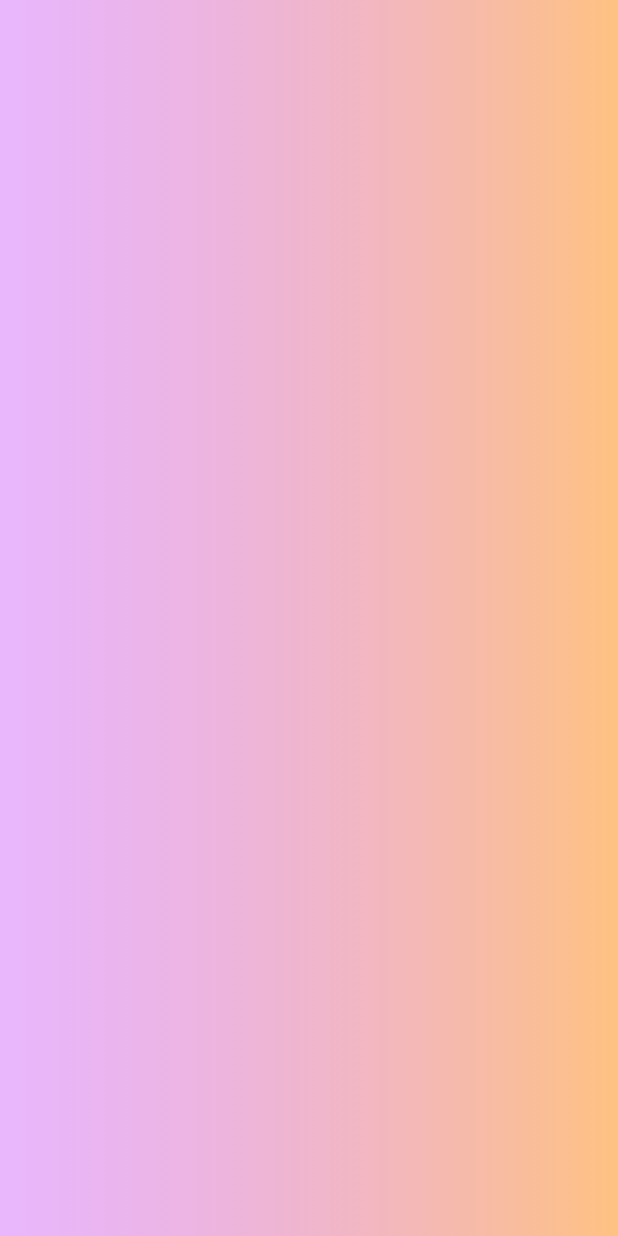
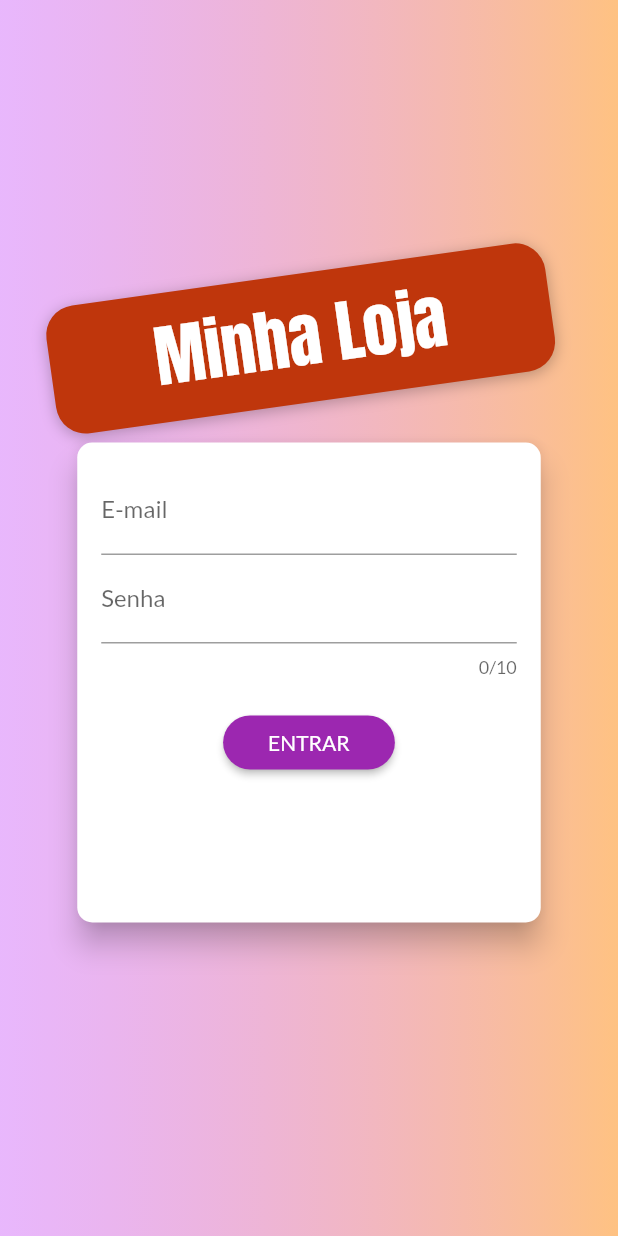
Before and after one commit to llucasmota/shop-with-flutter, a Flutter app: the screen it shows after launch, on a phone screen of 412 x 824 dp. Run offline on Flutter 3.47's test engine with Material 2 defaults, Android fonts, the phone set to English and light mode, and no system bars; missing offline and left inert: dart:ffi.

Commit message:
feat(auth_page): adicionando base para tela de autenticação

```diff
--- a/lib/pages/auth_page.dart
+++ b/lib/pages/auth_page.dart
@@ -1,6 +1,8 @@
+import 'dart:math';
+
 import 'package:flutter/material.dart';
-import 'package:flutter/src/widgets/framework.dart';
-import 'package:flutter/src/widgets/placeholder.dart';
+
+import 'package:shop/components/auth_form.dart';
 
 class AuthPage extends StatelessWidget {
   const AuthPage({super.key});
@@ -11,7 +13,7 @@ class AuthPage extends StatelessWidget {
       body: Stack(
         children: [
           Container(
-            decoration: BoxDecoration(
+            decoration: const BoxDecoration(
                 gradient: LinearGradient(colors: [
               Color.fromRGBO(215, 117, 255, 0.5),
               Color.fromRGBO(255, 188, 117, 0.9)
@@ -20,7 +22,32 @@ class AuthPage extends StatelessWidget {
           Container(
             width: double.infinity,
             child: Column(
-              children: [],
+              mainAxisAlignment: MainAxisAlignment.center,
+              crossAxisAlignment: CrossAxisAlignment.center,
+              children: [
+                Container(
+                  transform: Matrix4.rotationZ(-8 * pi / 180)..translate(-10.0),
+                  padding:
+                      const EdgeInsets.symmetric(vertical: 10, horizontal: 70),
+                  decoration: BoxDecoration(
+                      borderRadius: BorderRadius.circular(20),
+                      color: Colors.deepOrange.shade900,
+                      boxShadow: const [
+                        BoxShadow(
+                            blurRadius: 8,
+                            color: Colors.black26,
+                            offset: Offset(0, 2))
+                      ]),
+                  child: Text(
+                    'Minha Loja',
+                    style: TextStyle(
+                        fontFamily: 'Anton',
+                        fontSize: 45,
+                        color: Theme.of(context).textTheme.titleLarge?.color),
+                  ),
+                ),
+                AuthForm()
+              ],
             ),
           )
         ],
```
